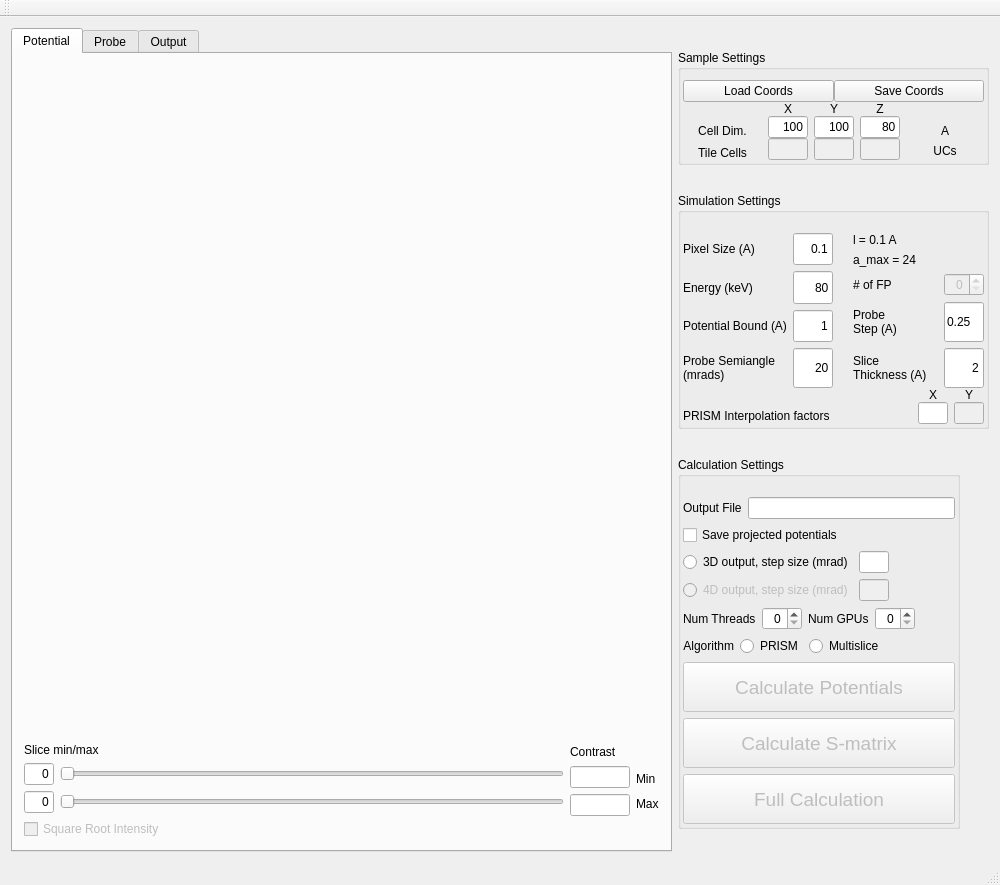
The window that Qt/prismmainwindow.ui (prism-em/prismatic) describes before a commit, drawn with Qt 5.
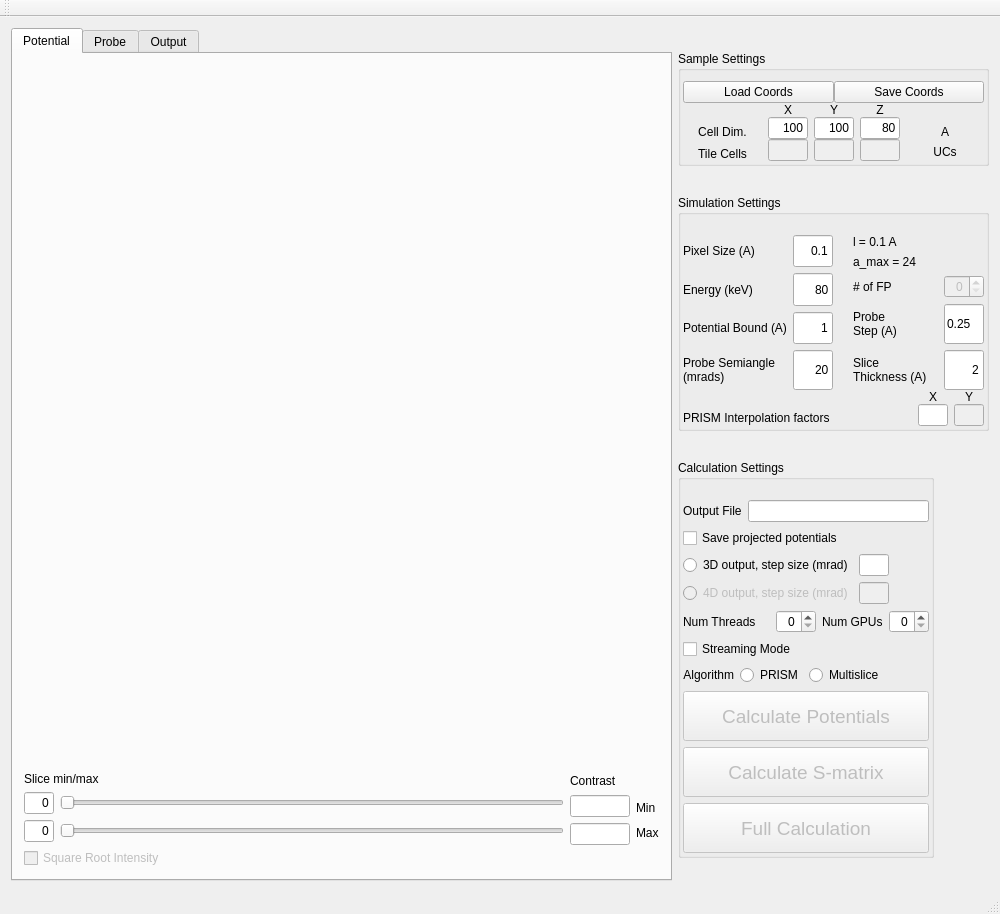
The same window after the commit.

Commit message: streaming button

The edit to the form file:
```diff
--- a/Qt/prismmainwindow.ui
+++ b/Qt/prismmainwindow.ui
@@ -7,7 +7,7 @@
     <x>0</x>
     <y>0</y>
     <width>1000</width>
-    <height>885</height>
+    <height>914</height>
    </rect>
   </property>
   <property name="windowTitle">
@@ -1651,23 +1651,26 @@
                  </property>
                 </widget>
                </item>
-               <item>
-                <spacer name="horizontalSpacer_3">
-                 <property name="orientation">
-                  <enum>Qt::Horizontal</enum>
-                 </property>
-                 <property name="sizeHint" stdset="0">
-                  <size>
-                   <width>40</width>
-                   <height>20</height>
-                  </size>
-                 </property>
-                </spacer>
-               </item>
               </layout>
              </item>
             </layout>
            </item>
+           <item>
+            <widget class="QCheckBox" name="checkBox_streamdata">
+             <property name="enabled">
+              <bool>true</bool>
+             </property>
+             <property name="autoFillBackground">
+              <bool>false</bool>
+             </property>
+             <property name="text">
+              <string>Streaming Mode</string>
+             </property>
+             <property name="tristate">
+              <bool>false</bool>
+             </property>
+            </widget>
+           </item>
            <item>
             <layout class="QHBoxLayout" name="horizontalLayout_22">
              <item>
```
The commit also changes 2 other files.
